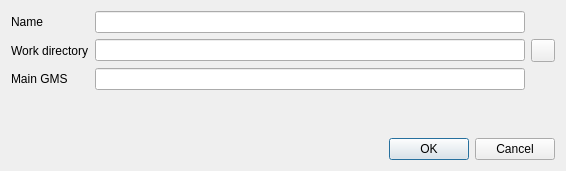
The window that src/file/projectoptions.ui (GAMS-dev/studio) describes before a commit, drawn with Qt 5.
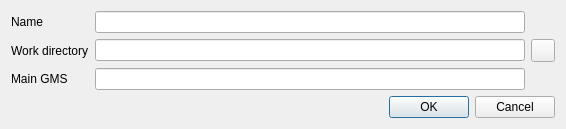
The same window after the commit. Icons and pictures are not drawn.

Commit message: removed question mark from project-options and shrinked the dialog, updated CHANGELOG

What changed in the file:
```diff
--- a/src/file/projectoptions.ui
+++ b/src/file/projectoptions.ui
@@ -7,7 +7,7 @@
     <x>0</x>
     <y>0</y>
     <width>566</width>
-    <height>171</height>
+    <height>127</height>
    </rect>
   </property>
   <property name="windowTitle">
```
The commit also changes 2 other files.
